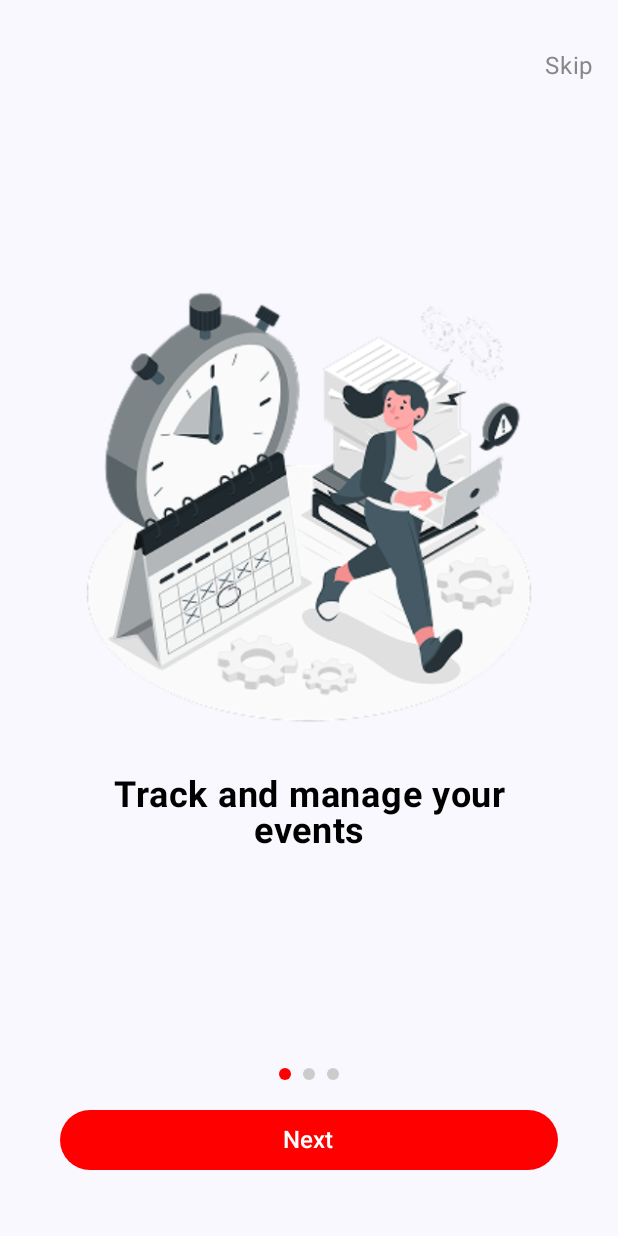
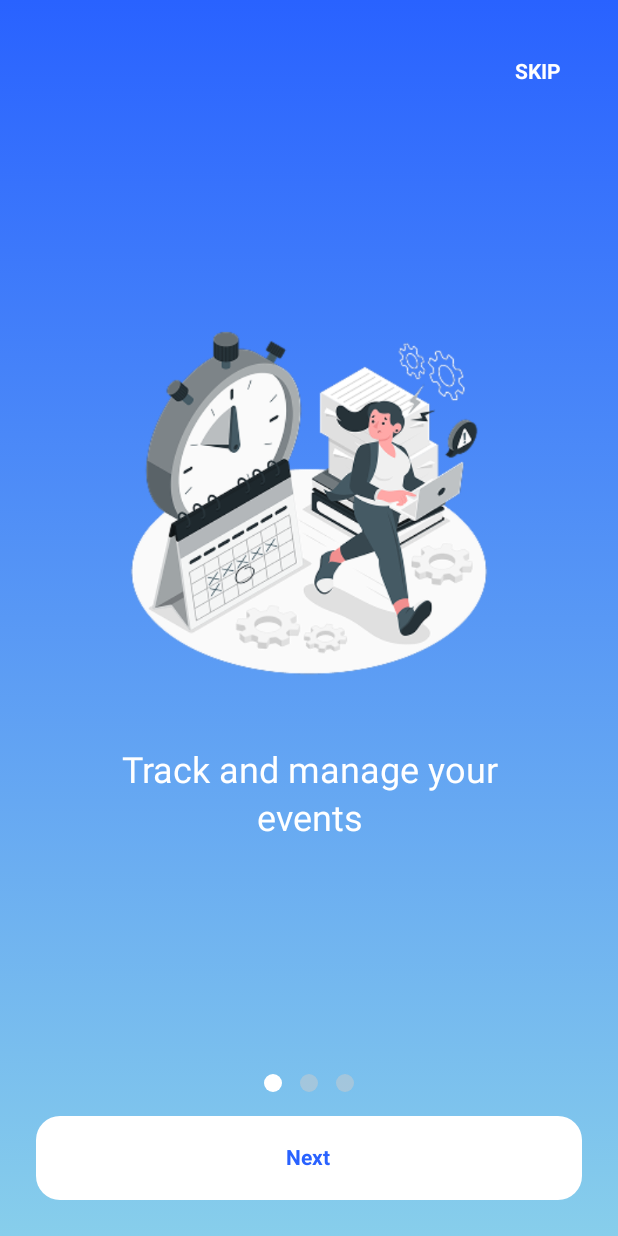
Before and after one commit to Dinabdullah/Event-Countdown, an Android app built with Jetpack Compose: the screen it shows after launch (MainActivity), on a phone screen of 412 x 824 dp. Run offline under Robolectric (Android 15) with nearby library versions, the phone set to English and light mode, and no system bars; our stand-ins replace Room's generated code, accompanist.

Commit message:
Edit Design

```diff
--- a/app/src/main/java/com/example/eventcountdown/onBoarding/OnboardingPage.kt
+++ b/app/src/main/java/com/example/eventcountdown/onBoarding/OnboardingPage.kt
@@ -1,21 +1,28 @@
 package com.example.eventcountdown.onBoarding
 
+import androidx.compose.foundation.background
 import androidx.compose.foundation.clickable
 import androidx.compose.foundation.layout.Arrangement
 import androidx.compose.foundation.layout.Box
 import androidx.compose.foundation.layout.Column
+import androidx.compose.foundation.layout.Row
 import androidx.compose.foundation.layout.Spacer
 import androidx.compose.foundation.layout.fillMaxSize
 import androidx.compose.foundation.layout.fillMaxWidth
 import androidx.compose.foundation.layout.height
 import androidx.compose.foundation.layout.padding
+import androidx.compose.foundation.layout.size
 import androidx.compose.material3.Button
 import androidx.compose.material3.ButtonDefaults
+import androidx.compose.material3.FilledTonalButton
 import androidx.compose.material3.Icon
+import androidx.compose.material3.MaterialTheme
 import androidx.compose.material3.Text
+import androidx.compose.material3.TextButton
 import androidx.compose.runtime.Composable
 import androidx.compose.ui.Alignment
 import androidx.compose.ui.Modifier
+import androidx.compose.ui.graphics.Brush
 import androidx.compose.ui.graphics.Color
 import androidx.compose.ui.res.painterResource
 import androidx.compose.ui.text.font.FontWeight
@@ -24,92 +31,98 @@ import androidx.compose.ui.unit.dp
 import androidx.compose.ui.unit.sp
 import com.google.accompanist.pager.ExperimentalPagerApi
 import com.google.accompanist.pager.HorizontalPagerIndicator
+import com.google.accompanist.pager.PagerState
 
 @OptIn(ExperimentalPagerApi::class)
 @Composable
 fun OnboardingPage(
     imageId: Int,
     description: String,
-    pagerState: com.google.accompanist.pager.PagerState,
+    pagerState: PagerState,
     onNextClick: () -> Unit,
     onSkipClick: () -> Unit
+) {
+    val gradientColors = listOf(Color(0xFF2962FF), Color(0xFF87CEEB))
+
+    Box(
+        modifier = Modifier
+            .fillMaxSize()
+            .background(Brush.verticalGradient(gradientColors))
     ) {
         Column(
             modifier = Modifier
                 .fillMaxSize()
-            .padding(16.dp),
+                .padding(24.dp),
             verticalArrangement = Arrangement.SpaceBetween,
             horizontalAlignment = Alignment.CenterHorizontally
         ) {
-
-        Box(
-            modifier = Modifier
-                .fillMaxWidth()
-                .padding(top = 16.dp),
-            contentAlignment = Alignment.TopEnd
+            Row(
+                modifier = Modifier.fillMaxWidth(),
+                horizontalArrangement = Arrangement.End
             ) {
-            Text(
-                text = "Skip",
-                color = Color.Gray,
-                modifier = Modifier.clickable { onSkipClick() }
-            )
+                TextButton(
+                    onClick = onSkipClick,
+                    colors = ButtonDefaults.textButtonColors(contentColor = Color.White)
+                ) {
+                    Text("SKIP", fontWeight = FontWeight.Bold)
+                }
             }
 
-
             Column(
-            modifier = Modifier.weight(1f),
+                horizontalAlignment = Alignment.CenterHorizontally,
                 verticalArrangement = Arrangement.Center,
-            horizontalAlignment = Alignment.CenterHorizontally
+                modifier = Modifier.weight(1f)
             ) {
                 Icon(
                     painter = painterResource(id = imageId),
                     contentDescription = null,
-                modifier = Modifier
-                    .height(300.dp)
-                    .fillMaxWidth(),
+                    modifier = Modifier.size(240.dp),
                     tint = Color.Unspecified
                 )
 
-            Spacer(modifier = Modifier.height(32.dp))
+                Spacer(modifier = Modifier.height(48.dp))
 
                 Text(
                     text = description,
-                fontSize = 24.sp,
-                fontWeight = FontWeight.Bold,
-                color = Color.Black,
+                    style = MaterialTheme.typography.headlineSmall,
+                    color = Color.White,
                     textAlign = TextAlign.Center,
-                modifier = Modifier.padding(horizontal = 32.dp)
+                    modifier = Modifier.padding(horizontal = 24.dp)
                 )
             }
 
-
             Column(
                 horizontalAlignment = Alignment.CenterHorizontally,
-            modifier = Modifier
-                .fillMaxWidth()
-                .padding(bottom = 24.dp)
+                modifier = Modifier.fillMaxWidth()
             ) {
                 HorizontalPagerIndicator(
                     pagerState = pagerState,
                     modifier = Modifier.padding(16.dp),
-                activeColor = Color.Red,
-                inactiveColor = Color.LightGray,
-                spacing = 8.dp
+                    activeColor = Color.White,
+                    inactiveColor = Color.LightGray.copy(alpha = 0.5f),
+                    spacing = 12.dp,
+                    indicatorWidth = 12.dp,
+                    indicatorHeight = 12.dp
                 )
 
-            Button(
-                onClick = { onNextClick() },
-                colors = ButtonDefaults.buttonColors(containerColor = Color.Red),
+                FilledTonalButton(
+                    onClick = onNextClick,
                     modifier = Modifier
                         .fillMaxWidth()
-                    .padding(horizontal = 24.dp)
+                        .height(56.dp),
+                    colors = ButtonDefaults.filledTonalButtonColors(
+                        containerColor = Color.White,
+                        contentColor = Color(0xFF2962FF)
+                    ),
+                    shape = MaterialTheme.shapes.large
                 ) {
                     Text(
                         text = "Next",
-                    color = Color.White,
-                    fontSize = 16.sp
+                        style = MaterialTheme.typography.labelLarge,
+                        fontWeight = FontWeight.Bold
                     )
                 }
             }
         }
     }
+}
--- a/app/src/main/java/com/example/eventcountdown/splash/SplashScreen.kt
+++ b/app/src/main/java/com/example/eventcountdown/splash/SplashScreen.kt
@@ -27,6 +27,8 @@ import androidx.compose.ui.Modifier
 import androidx.compose.ui.draw.alpha
 import androidx.compose.ui.draw.rotate
 import androidx.compose.ui.draw.scale
+import androidx.compose.ui.graphics.Brush
+import androidx.compose.ui.graphics.Color
 import androidx.compose.ui.layout.ContentScale
 import androidx.compose.ui.res.painterResource
 import androidx.compose.ui.text.font.FontWeight
@@ -86,11 +88,13 @@ fun SplashScreen(
         }
     }
 
+    val gradientColors = listOf(Color(0xFF2962FF), Color(0xFF87CEEB))
+
     // UI Content
     Box(
         modifier = Modifier
             .fillMaxSize()
-            .background(MaterialTheme.colorScheme.primaryContainer)
+            .background(Brush.verticalGradient(gradientColors))
             .alpha(if (contentVisible) 0f else 1f),
         contentAlignment = Alignment.Center
     ) {
```
Also changed, not shown: app/src/main/java/com/example/eventcountdown/EditEventScreen.kt (+99 -36 lines), app/src/main/java/com/example/eventcountdown/HomeScreen.kt (+55 -26 lines). Lines whose indentation alone changed are shown as unchanged.
